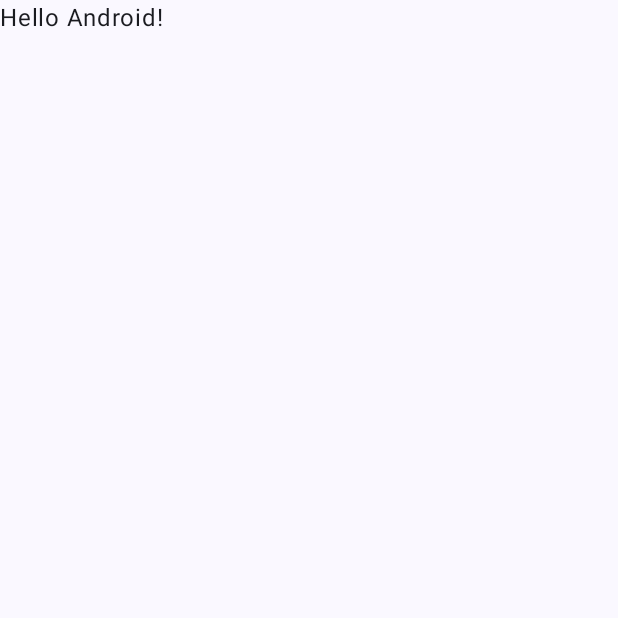
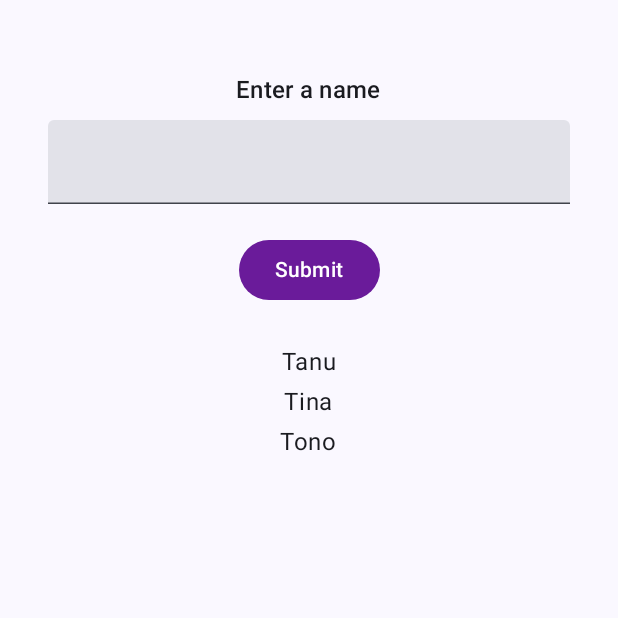
Before and after one commit to graciellanath/LAB_WEEK_09, an Android app built with Jetpack Compose: the screen it shows after launch (MainActivity), on a phone screen of 412 x 824 dp, the top half of it. Before the commit the part shown is almost empty. Run offline under Robolectric (Android 15) with nearby library versions, the phone set to English and light mode, and no system bars.

```diff
--- a/app/build.gradle.kts
+++ b/app/build.gradle.kts
@@ -47,6 +47,7 @@ dependencies {
     implementation(platform(libs.androidx.compose.bom))
     implementation(libs.androidx.ui)
     implementation(libs.androidx.ui.graphics)
+    implementation("androidx.compose.material3:material3:1.1.2")
     implementation(libs.androidx.ui.tooling.preview)
     implementation(libs.androidx.material3)
     testImplementation(libs.junit)
--- a/app/src/main/java/com/example/lab_week_09/MainActivity.kt
+++ b/app/src/main/java/com/example/lab_week_09/MainActivity.kt
@@ -3,27 +3,37 @@ package com.example.lab_week_09
 import android.os.Bundle
 import androidx.activity.ComponentActivity
 import androidx.activity.compose.setContent
-import androidx.activity.enableEdgeToEdge
-import androidx.compose.foundation.layout.fillMaxSize
-import androidx.compose.foundation.layout.padding
-import androidx.compose.material3.Scaffold
-import androidx.compose.material3.Text
-import androidx.compose.runtime.Composable
+import androidx.compose.foundation.layout.*
+import androidx.compose.foundation.lazy.LazyColumn
+import androidx.compose.foundation.lazy.items
+import androidx.compose.material3.*
+import androidx.compose.runtime.*
+import androidx.compose.ui.Alignment
 import androidx.compose.ui.Modifier
+import androidx.compose.ui.graphics.Color
+import androidx.compose.ui.text.input.TextFieldValue
 import androidx.compose.ui.tooling.preview.Preview
+import androidx.compose.ui.unit.dp
 import com.example.lab_week_09.ui.theme.LAB_WEEK_09Theme
 
 class MainActivity : ComponentActivity() {
     override fun onCreate(savedInstanceState: Bundle?) {
         super.onCreate(savedInstanceState)
-        enableEdgeToEdge()
         setContent {
             LAB_WEEK_09Theme {
-                Scaffold(modifier = Modifier.fillMaxSize()) { innerPadding ->
-                    Greeting(
-                        name = "Android",
-                        modifier = Modifier.padding(innerPadding)
-                    )
+                // Gunakan Scaffold agar tidak nempel dengan status bar
+                Scaffold(
+                    modifier = Modifier.fillMaxSize()
+                ) { innerPadding ->
+                    Surface(
+                        modifier = Modifier
+                            .fillMaxSize()
+                            .padding(innerPadding),
+                        color = MaterialTheme.colorScheme.background
+                    ) {
+                        val list = remember { mutableStateListOf("Tanu", "Tina", "Tono") }
+                        Home(list)
+                    }
                 }
             }
         }
@@ -31,17 +41,66 @@ class MainActivity : ComponentActivity() {
 }
 
 @Composable
-fun Greeting(name: String, modifier: Modifier = Modifier) {
-    Text(
-        text = "Hello $name!",
-        modifier = modifier
-    )
+fun Home(items: MutableList<String>) {
+    var textState by remember { mutableStateOf(TextFieldValue("")) }
+
+    LazyColumn(
+        modifier = Modifier
+            .fillMaxSize()
+            .padding(top = 48.dp, start = 16.dp, end = 16.dp), // jarak dari status bar
+        horizontalAlignment = Alignment.CenterHorizontally
+    ) {
+        item {
+            Text(
+                text = "Enter a name",
+                style = MaterialTheme.typography.titleMedium
+            )
+            Spacer(modifier = Modifier.height(8.dp))
+
+            TextField(
+                value = textState,
+                onValueChange = { textState = it },
+                modifier = Modifier
+                    .fillMaxWidth()
+                    .padding(horizontal = 16.dp)
+            )
+
+            Spacer(modifier = Modifier.height(12.dp))
+
+            Button(
+                onClick = {
+                    val input = textState.text.trim()
+                    if (input.isNotEmpty()) {
+                        items.add(input)
+                        textState = TextFieldValue("") // reset field
+                    }
+                },
+                colors = ButtonDefaults.buttonColors(
+                    containerColor = Color(0xFF6A1B9A) // Ungu tua
+                ),
+                modifier = Modifier.padding(vertical = 8.dp)
+            ) {
+                Text("Submit", color = Color.White)
+            }
+
+            Spacer(modifier = Modifier.height(16.dp))
+        }
+
+        items(items) { item ->
+            Text(
+                text = item,
+                style = MaterialTheme.typography.bodyLarge,
+                modifier = Modifier.padding(vertical = 4.dp)
+            )
+        }
+    }
 }
 
 @Preview(showBackground = true)
 @Composable
-fun GreetingPreview() {
+fun PreviewHome() {
     LAB_WEEK_09Theme {
-        Greeting("Android")
+        val sampleList = remember { mutableStateListOf("Tanu", "Tina", "Tono") }
+        Home(sampleList)
     }
 }
--- a/app/src/main/res/values/strings.xml
+++ b/app/src/main/res/values/strings.xml
@@ -1,3 +1,6 @@
 <resources>
     <string name="app_name">LAB_WEEK_09</string>
+    <string name="enter_item">Enter a name</string>
+    <string name="button_click">Submit</string>
+    <string name="button_navigate">Finish</string>
 </resources>
```
